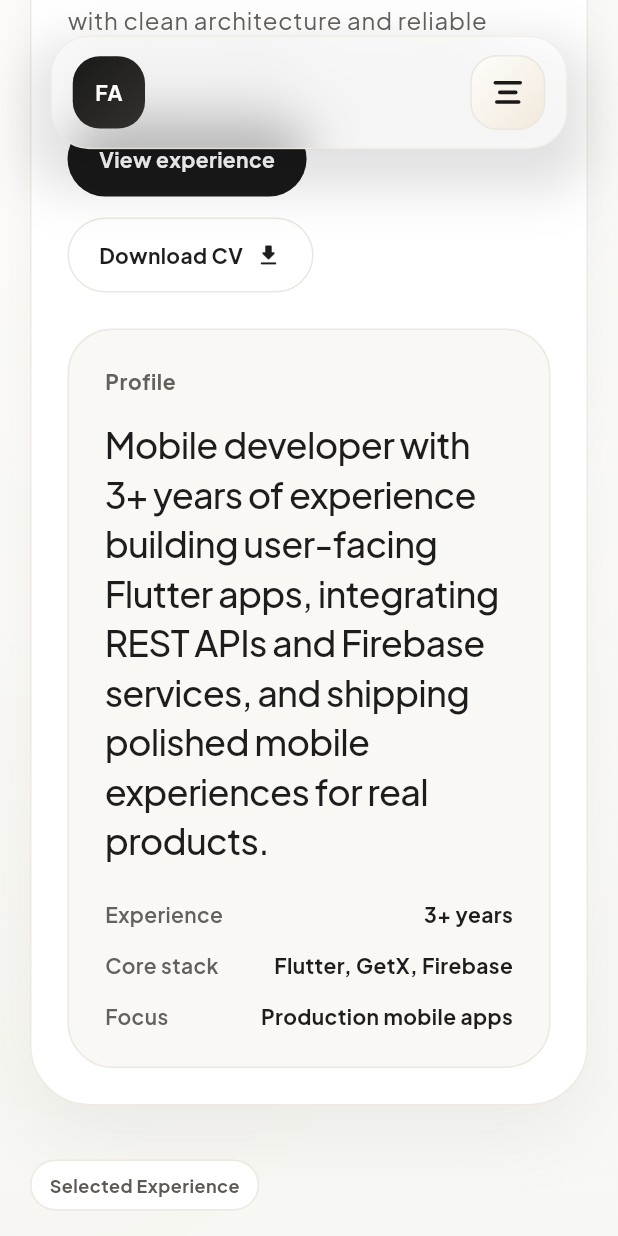
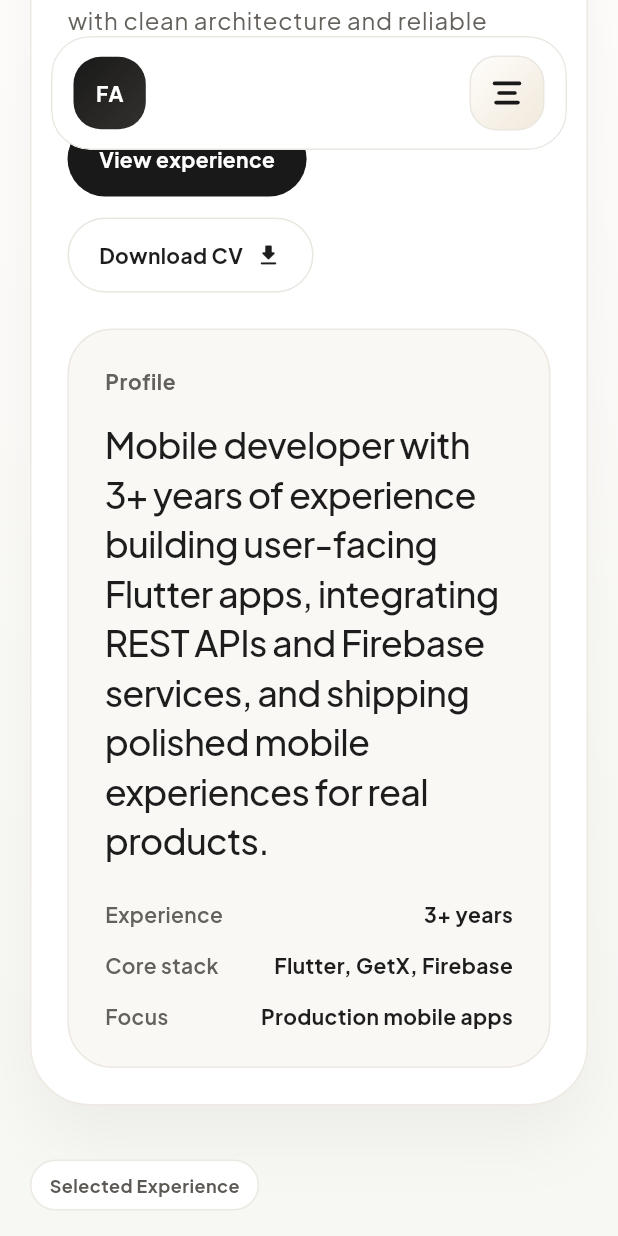
Before and after one commit to FerdyApriliyanto/ferdyapriliyanto-portfolio, a Flutter app: the screen it shows after launch, scrolled down 576 dp, on a phone screen of 412 x 824 dp. Run offline on Flutter 3.47's test engine with Material 3 defaults, Android fonts, the phone set to English and light mode, and no system bars; our stand-ins replace font_awesome_flutter, get, google_fonts, url_strategy.

Commit message:
Optimize mobile web navigation performance

```diff
--- a/lib/app/modules/home/views/home_view.dart
+++ b/lib/app/modules/home/views/home_view.dart
@@ -27,16 +27,24 @@ class HomeView extends GetView<HomeController> {
         decoration: const BoxDecoration(gradient: AppGradients.pageBackground),
         child: Stack(
           children: [
+            if (!isMobile) ...[
               const Positioned(
                 top: -120,
                 right: -80,
-              child: _AmbientGlow(color: AppColors.ambientGlowPrimary, size: 320),
+                child: _AmbientGlow(
+                  color: AppColors.ambientGlowPrimary,
+                  size: 320,
+                ),
               ),
               const Positioned(
                 top: 520,
                 left: -100,
-              child: _AmbientGlow(color: AppColors.ambientGlowSecondary, size: 260),
+                child: _AmbientGlow(
+                  color: AppColors.ambientGlowSecondary,
+                  size: 260,
                 ),
+              ),
+            ],
             SafeArea(
               child: Stack(
                 children: [
--- a/lib/app/modules/home/widgets/nav/top_navigation.dart
+++ b/lib/app/modules/home/widgets/nav/top_navigation.dart
@@ -39,10 +39,12 @@ class _TopNavigationState extends State<TopNavigation> {
       child: Obx(
         () {
           final isScrolled = controller.isScrolled.value;
+          final shouldUseGlass = !isMobile && isScrolled;
           final borderRadius = BorderRadius.circular(isScrolled ? 26 : 20);
+          final shellDuration = Duration(milliseconds: isMobile ? 260 : 420);
 
           return AnimatedContainer(
-            duration: const Duration(milliseconds: 420),
+            duration: shellDuration,
             curve: Curves.easeOutCubic,
             padding: EdgeInsets.symmetric(
               horizontal: isScrolled
@@ -56,10 +58,10 @@ class _TopNavigationState extends State<TopNavigation> {
               borderRadius: borderRadius,
               boxShadow: [
                 BoxShadow(
-                  color: isScrolled
+                  color: shouldUseGlass
                       ? AppColors.shadowSoft.withValues(alpha: 0.12)
                       : Colors.transparent,
-                  blurRadius: isScrolled ? 28 : 0,
+                  blurRadius: shouldUseGlass ? 28 : 0,
                   offset: const Offset(0, 16),
                 ),
               ],
@@ -68,11 +70,11 @@ class _TopNavigationState extends State<TopNavigation> {
               borderRadius: borderRadius,
               child: BackdropFilter(
                 filter: ImageFilter.blur(
-                  sigmaX: isScrolled ? 18 : 0,
-                  sigmaY: isScrolled ? 18 : 0,
+                  sigmaX: shouldUseGlass ? 18 : 0,
+                  sigmaY: shouldUseGlass ? 18 : 0,
                 ),
                 child: AnimatedContainer(
-                  duration: const Duration(milliseconds: 420),
+                  duration: shellDuration,
                   curve: Curves.easeOutCubic,
                   padding: EdgeInsets.symmetric(
                     horizontal: isScrolled
@@ -83,14 +85,14 @@ class _TopNavigationState extends State<TopNavigation> {
                         : 8,
                   ),
                   decoration: BoxDecoration(
-                    color: isScrolled
+                    color: shouldUseGlass
                         ? AppColors.surface.withValues(alpha: 0.66)
-                        : AppColors.surfaceTransparent,
+                        : AppColors.surface,
                     borderRadius: borderRadius,
                     border: Border.all(
-                      color: isScrolled
+                      color: shouldUseGlass
                           ? AppColors.border.withValues(alpha: 0.75)
-                          : AppColors.borderTransparent,
+                          : AppColors.borderMuted,
                     ),
                   ),
                   child: Row(
```
Also changed, not shown: lib/app/modules/home/widgets/nav/mobile_menu.dart (+21 -9 lines). Lines whose indentation alone changed are shown as unchanged.
